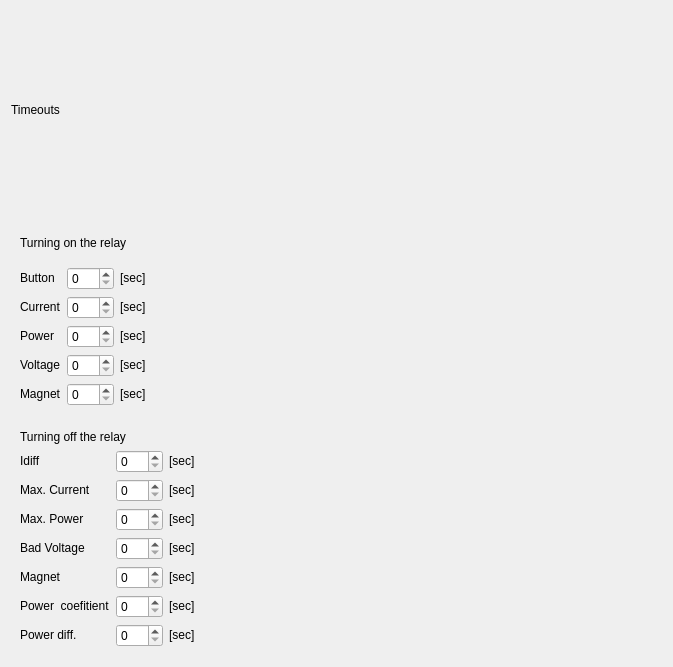
Before: the Qt Designer form parametryzator-wdgts/parametryzation-viewer-wdgts/relaysettviewer.ui in KTS-Intek/ParametryzatorV2, drawn with Qt 5.
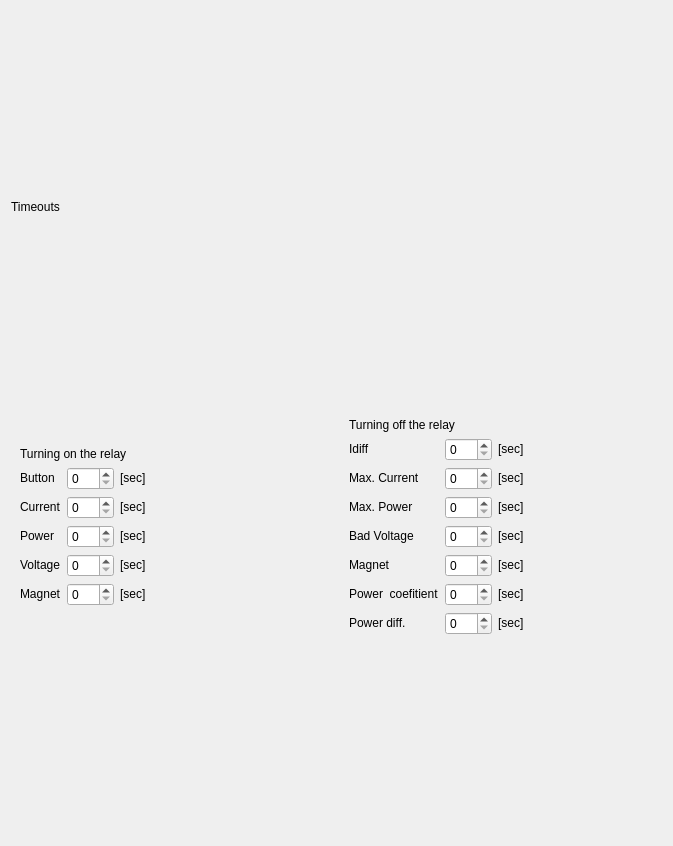
After: the same form once the commit is applied.

What changed in the file:
```diff
--- a/parametryzator-wdgts/parametryzation-viewer-wdgts/relaysettviewer.ui
+++ b/parametryzator-wdgts/parametryzation-viewer-wdgts/relaysettviewer.ui
@@ -7,18 +7,27 @@
     <x>0</x>
     <y>0</y>
     <width>673</width>
-    <height>667</height>
+    <height>846</height>
    </rect>
   </property>
+  <property name="sizePolicy">
+   <sizepolicy hsizetype="Preferred" vsizetype="Expanding">
+    <horstretch>0</horstretch>
+    <verstretch>0</verstretch>
+   </sizepolicy>
+  </property>
   <property name="windowTitle">
    <string>Form</string>
   </property>
-  <layout class="QVBoxLayout" name="verticalLayout">
-   <item>
-    <layout class="QVBoxLayout" name="vl4wdgt"/>
-   </item>
+  <layout class="QVBoxLayout" name="vl4wdgt">
    <item>
     <widget class="QLabel" name="label">
+     <property name="sizePolicy">
+      <sizepolicy hsizetype="Preferred" vsizetype="Fixed">
+       <horstretch>0</horstretch>
+       <verstretch>0</verstretch>
+      </sizepolicy>
+     </property>
      <property name="text">
       <string>Timeouts</string>
      </property>
@@ -28,7 +37,15 @@
     </widget>
    </item>
    <item>
+    <layout class="QHBoxLayout" name="horizontalLayout">
+     <item>
     <widget class="QWidget" name="widget" native="true">
+       <property name="sizePolicy">
+        <sizepolicy hsizetype="Preferred" vsizetype="Fixed">
+         <horstretch>0</horstretch>
+         <verstretch>0</verstretch>
+        </sizepolicy>
+       </property>
      <layout class="QGridLayout" name="gridLayout">
       <item row="1" column="2">
        <widget class="QLabel" name="label_14">
@@ -193,6 +210,12 @@
    </item>
    <item>
     <widget class="QWidget" name="widget_2" native="true">
+       <property name="sizePolicy">
+        <sizepolicy hsizetype="Preferred" vsizetype="Fixed">
+         <horstretch>0</horstretch>
+         <verstretch>0</verstretch>
+        </sizepolicy>
+       </property>
      <layout class="QGridLayout" name="gridLayout_3">
       <item row="3" column="0">
        <widget class="QLabel" name="label_34">
@@ -408,6 +431,8 @@
       </item>
      </layout>
     </widget>
+     </item>
+    </layout>
    </item>
   </layout>
  </widget>
```
Lines whose indentation alone changed are shown as unchanged.
